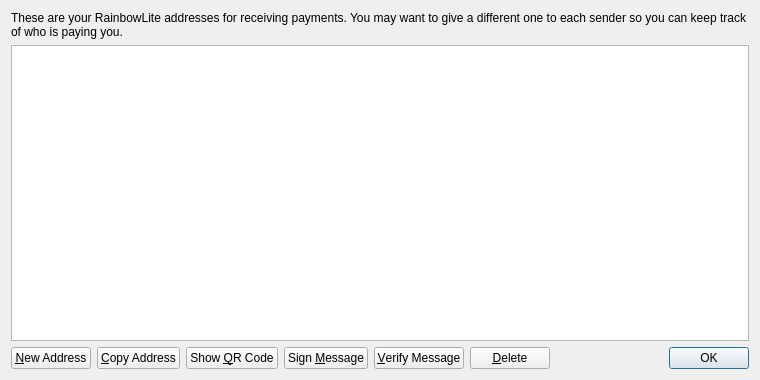
wayawolf/WayaWolfCoin, file src/qt/forms/addressbookpage.ui: the form before one commit.
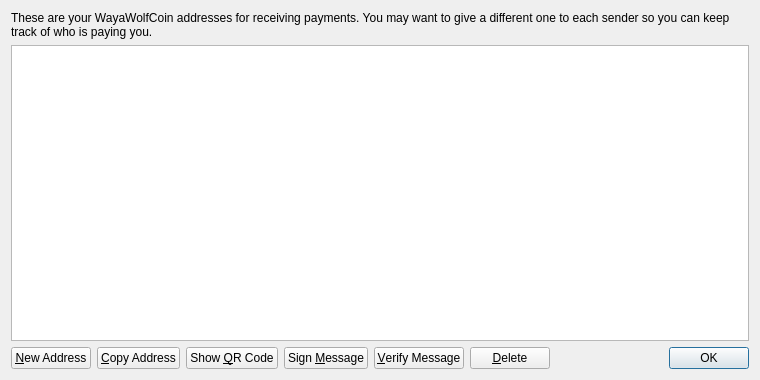
The form after the commit. Icons and pictures are not drawn.

Commit message: Rename RainbowLite to WayaWolfCoin

```diff
--- a/src/qt/forms/addressbookpage.ui
+++ b/src/qt/forms/addressbookpage.ui
@@ -17,7 +17,7 @@
    <item>
     <widget class="QLabel" name="labelExplanation">
      <property name="text">
-      <string>These are your RainbowLite addresses for receiving payments. You may want to give a different one to each sender so you can keep track of who is paying you.</string>
+      <string>These are your WayaWolfCoin addresses for receiving payments. You may want to give a different one to each sender so you can keep track of who is paying you.</string>
      </property>
      <property name="textFormat">
       <enum>Qt::PlainText</enum>
```
Left out of the diff: 4 changed lines with no effect on the pictures. The commit also changes 116 other files.
